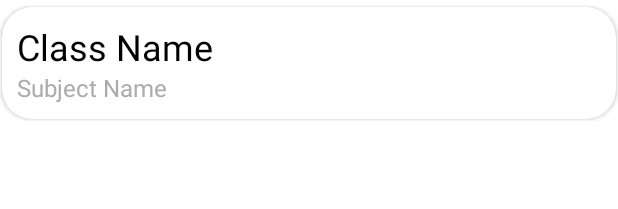
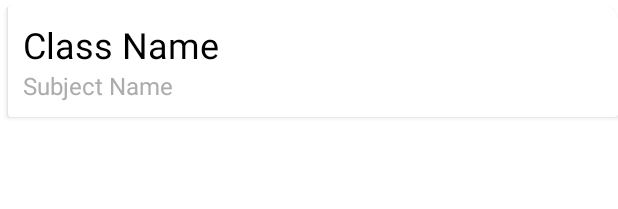
Before and after one commit to Amanshakya-code/Attendance_App, an Android app: the layout class_item.xml on its own in the app's theme, with its tools: preview values and no code run, on a phone screen of 412 x 824 dp. Shown: the top 209 px of the screen. Run offline under Robolectric (Android 15) with nearby library versions, the phone set to English and light mode, and no system bars; Roboto replaces fonts that are not available here.

Commit message:
Enhance UI

```diff
--- a/app/src/main/java/com/example/attendenceapp/Adapter/classAdapter.kt
+++ b/app/src/main/java/com/example/attendenceapp/Adapter/classAdapter.kt
@@ -55,6 +55,9 @@ class classAdapter(var viewModel:attendenceViewmodel): RecyclerView.Adapter<clas
         holder.itemView.apply {
             class_tv.text = classIem.ClassName
             subject_tv.text = classIem.SubjectName
+            val colors = resources.getIntArray(R.array.random_color)
+            val randomColor = colors[Random().nextInt(colors.size)]
+            colorView.setBackgroundColor(randomColor)
             singleCardView.setOnClickListener {
                 val intent = Intent(singleCardView.context,StudentActivity::class.java)
                 intent.putExtra(CLASS_NAME,classIem.ClassName)
--- a/app/src/main/res/layout/class_item.xml
+++ b/app/src/main/res/layout/class_item.xml
@@ -9,14 +9,22 @@
     xmlns:app="http://schemas.android.com/apk/res-auto">
 
     <androidx.cardview.widget.CardView
-        android:layout_margin="1dp"
+        android:id="@+id/parentCardView"
+        app:cardCornerRadius="10dp"
+        android:layout_width="match_parent"
+        android:layout_height="wrap_content">
+        <View
+            android:id="@+id/colorView"
+            android:layout_width="match_parent"
+            android:layout_height="match_parent"/>
+        <androidx.cardview.widget.CardView
+            android:layout_marginLeft="5dp"
             android:layout_width="match_parent"
             android:layout_height="wrap_content"
             android:id="@+id/singleCardView"
-        android:layout_marginTop="3dp"
-        android:layout_marginBottom="3dp"
-        app:cardCornerRadius="20dp"
+            android:layout_marginBottom="5dp"
             android:elevation="15dp">
+
             <LinearLayout
                 android:layout_width="match_parent"
                 android:layout_height="wrap_content">
@@ -49,44 +57,6 @@
 
                 </LinearLayout>
                 <TextView
-                android:id="@+id/absentCountTv"
-                android:layout_width="0dp"
-                android:layout_weight="1"
-                android:layout_height="40dp"
-                android:layout_marginStart="12dp"
-                android:ellipsize="end"
-                android:background="@drawable/absent_count"
-                android:textColor="@color/white"
-                android:textSize="14sp"
-                android:paddingStart="8dp"
-                android:paddingEnd="8dp"
-                android:textStyle="bold"
-                android:paddingBottom="2dp"
-                android:paddingTop="10dp"
-                android:textAlignment="center"
-                android:visibility="gone"
-                android:layout_marginTop="30dp"
-                tools:text="12" />
-            <TextView
-                android:id="@+id/presentCountTv"
-                android:layout_width="0dp"
-                android:layout_weight="1"
-                android:layout_height="40dp"
-                android:layout_marginStart="12dp"
-                android:ellipsize="end"
-                android:background="@drawable/present_count"
-                android:textColor="@color/white"
-                android:textSize="14sp"
-                android:paddingStart="8dp"
-                android:paddingEnd="8dp"
-                android:textStyle="bold"
-                android:textAlignment="center"
-                android:paddingBottom="2dp"
-                android:paddingTop="10dp"
-                android:visibility="gone"
-                android:layout_marginTop="30dp"
-                tools:text="30" />
-            <TextView
                     android:layout_width="0dp"
                     android:layout_height="wrap_content"
                     android:id="@+id/takeAttendance"
@@ -99,7 +69,10 @@
                     android:textSize="15sp"
                     android:visibility="gone"
                     />
+
             </LinearLayout>
         </androidx.cardview.widget.CardView>
+    </androidx.cardview.widget.CardView>
+
 
 </RelativeLayout>
```
Also changed, not shown: app/src/main/java/com/example/attendenceapp/Adapter/StudentAdapter.kt (+7 -1 lines), app/src/main/res/layout/student_item.xml (+15 -2 lines), app/src/main/res/values/colors.xml (+21 -0 lines). Lines whose indentation alone changed are shown as unchanged.
